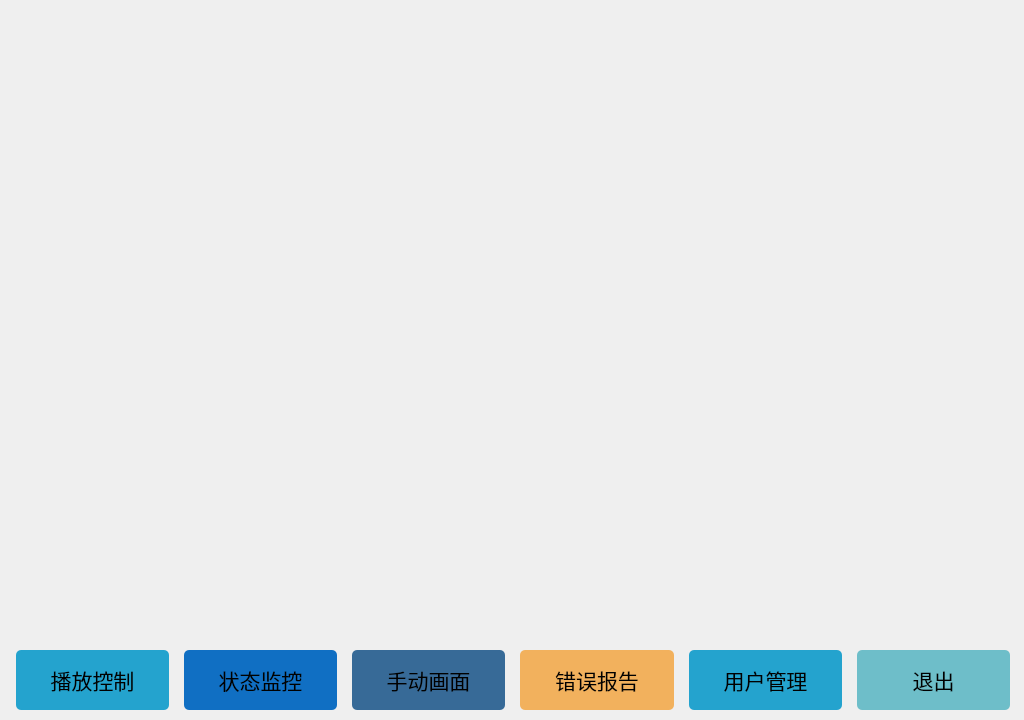
Old version of the form mainwindow.ui in the repository MT-REP/guizhouhuoxingche.
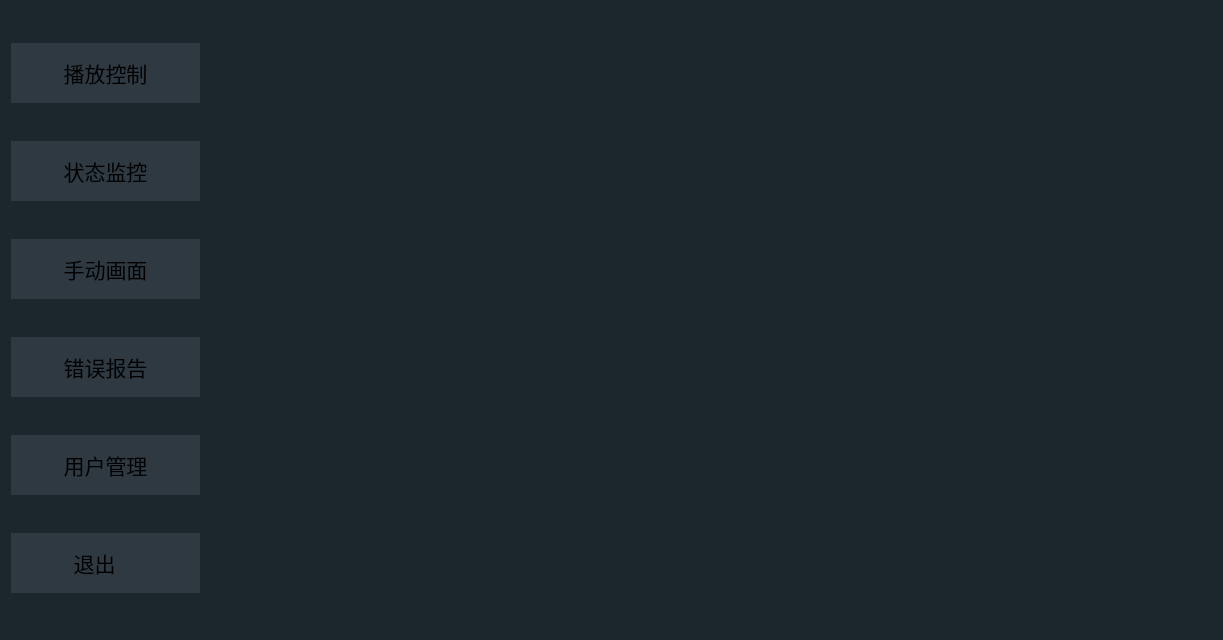
New version of the form. The open tabs and pages were chosen to show the change. Icons and pictures are not drawn.

Patch:
```diff
--- a/mainwindow.ui
+++ b/mainwindow.ui
@@ -9,44 +9,39 @@
    <rect>
     <x>0</x>
     <y>0</y>
-    <width>1024</width>
-    <height>720</height>
+    <width>1223</width>
+    <height>640</height>
    </rect>
   </property>
   <property name="minimumSize">
    <size>
     <width>1024</width>
-    <height>720</height>
+    <height>640</height>
    </size>
   </property>
   <property name="maximumSize">
    <size>
-    <width>1024</width>
-    <height>720</height>
+    <width>2000</width>
+    <height>640</height>
    </size>
   </property>
   <property name="windowTitle">
    <string>MainWindow</string>
   </property>
+  <property name="styleSheet">
+   <string notr="true">#MainWindow{background-color: rgb(28, 38,45);}
+</string>
+  </property>
   <widget class="QWidget" name="centralWidget">
-   <widget class="QWidget" name="layoutWidget">
-    <property name="geometry">
-     <rect>
-      <x>0</x>
-      <y>-10</y>
-      <width>1026</width>
-      <height>731</height>
-     </rect>
-    </property>
-    <layout class="QGridLayout" name="mainGridLayout">
-     <property name="bottomMargin">
-      <number>0</number>
-     </property>
-     <property name="verticalSpacing">
-      <number>1</number>
-     </property>
-     <item row="0" column="0">
       <widget class="QStackedWidget" name="m_stackwidget">
+    <property name="geometry">
+     <rect>
+      <x>200</x>
+      <y>0</y>
+      <width>1024</width>
+      <height>640</height>
+     </rect>
+    </property>
        <property name="minimumSize">
         <size>
          <width>1024</width>
@@ -73,26 +68,24 @@
        <widget class="QWidget" name="page"/>
        <widget class="QWidget" name="page_2"/>
       </widget>
-     </item>
-     <item row="1" column="0">
-      <layout class="QHBoxLayout" name="horizontalLayout">
-       <property name="spacing">
-        <number>15</number>
-       </property>
-       <property name="leftMargin">
-        <number>5</number>
-       </property>
+   <widget class="QWidget" name="layoutWidget">
+    <property name="geometry">
+     <rect>
+      <x>0</x>
+      <y>0</y>
+      <width>201</width>
+      <height>641</height>
+     </rect>
+    </property>
+    <layout class="QVBoxLayout" name="verticalLayout">
        <property name="rightMargin">
-        <number>5</number>
-       </property>
-       <property name="bottomMargin">
-        <number>5</number>
+      <number>1</number>
        </property>
        <item>
         <widget class="QPushButton" name="playButton">
          <property name="minimumSize">
           <size>
-           <width>105</width>
+         <width>106</width>
            <height>60</height>
           </size>
          </property>
@@ -104,10 +97,10 @@
          </property>
          <property name="styleSheet">
           <string notr="true">QPushButton{ 
-background-color: rgb(36, 163, 206);
-border-radius:5px;
+border-style:inset;
+background-color: rgb(46, 57,66);
 }
-QPushButton:hover{color: rgb(255,255,255);} QPushButton:pressed{padding-left:3px;padding-top:3px;}</string>
+QPushButton:hover{color: rgb(255,255,255);} </string>
          </property>
          <property name="text">
           <string>播放控制</string>
@@ -118,8 +111,8 @@
          </property>
          <property name="iconSize">
           <size>
-           <width>42</width>
-           <height>42</height>
+         <width>50</width>
+         <height>50</height>
           </size>
          </property>
         </widget>
@@ -128,7 +121,7 @@
         <widget class="QPushButton" name="stateButton">
          <property name="minimumSize">
           <size>
-           <width>105</width>
+         <width>106</width>
            <height>60</height>
           </size>
          </property>
@@ -140,10 +133,10 @@
          </property>
          <property name="styleSheet">
           <string notr="true">QPushButton{ 
-background-color: rgb(16, 111,195);
-border-radius:5px;
+border-style:inset;
+background-color: rgb(46, 57,66);
 }
-QPushButton:hover{color: rgb(255,255,255);} QPushButton:pressed{padding-left:3px;padding-top:3px;}</string>
+QPushButton:hover{color: rgb(255,255,255);} </string>
          </property>
          <property name="text">
           <string>状态监控</string>
@@ -154,8 +147,8 @@
          </property>
          <property name="iconSize">
           <size>
-           <width>42</width>
-           <height>42</height>
+         <width>50</width>
+         <height>50</height>
           </size>
          </property>
         </widget>
@@ -164,7 +157,7 @@
         <widget class="QPushButton" name="handButton">
          <property name="minimumSize">
           <size>
-           <width>105</width>
+         <width>106</width>
            <height>60</height>
           </size>
          </property>
@@ -176,10 +169,10 @@
          </property>
          <property name="styleSheet">
           <string notr="true">QPushButton{ 
-background-color: rgb(55, 106,151);
-border-radius:5px;
+border-style:inset;
+background-color: rgb(46, 57,66);
 }
-QPushButton:hover{color: rgb(255,255,255);} QPushButton:pressed{padding-left:3px;padding-top:3px;}</string>
+QPushButton:hover{color: rgb(255,255,255);} </string>
          </property>
          <property name="text">
           <string>手动画面</string>
@@ -190,8 +183,8 @@
          </property>
          <property name="iconSize">
           <size>
-           <width>46</width>
-           <height>46</height>
+         <width>50</width>
+         <height>50</height>
           </size>
          </property>
         </widget>
@@ -200,7 +193,7 @@
         <widget class="QPushButton" name="errorCheckButton">
          <property name="minimumSize">
           <size>
-           <width>105</width>
+         <width>106</width>
            <height>60</height>
           </size>
          </property>
@@ -212,10 +205,10 @@
          </property>
          <property name="styleSheet">
           <string notr="true">QPushButton{ 
-background-color: rgb(242, 177, 93);
-border-radius:5px;
+border-style:inset;
+background-color: rgb(46, 57,66);
 }
-QPushButton:hover{color: rgb(255,255,255);} QPushButton:pressed{padding-left:3px;padding-top:3px;}</string>
+QPushButton:hover{color: rgb(255,255,255);} </string>
          </property>
          <property name="text">
           <string>错误报告</string>
@@ -226,8 +219,8 @@
          </property>
          <property name="iconSize">
           <size>
-           <width>46</width>
-           <height>46</height>
+         <width>50</width>
+         <height>50</height>
           </size>
          </property>
         </widget>
@@ -236,7 +229,7 @@
         <widget class="QPushButton" name="userButton">
          <property name="minimumSize">
           <size>
-           <width>105</width>
+         <width>106</width>
            <height>60</height>
           </size>
          </property>
@@ -248,10 +241,10 @@
          </property>
          <property name="styleSheet">
           <string notr="true">QPushButton{ 
-background-color: rgb(36, 163, 206);
-border-radius:5px;
+border-style:inset;
+background-color: rgb(46, 57,66);
 }
-QPushButton:hover{color: rgb(255,255,255);} QPushButton:pressed{padding-left:3px;padding-top:3px;}</string>
+QPushButton:hover{color: rgb(255,255,255);} </string>
          </property>
          <property name="text">
           <string>用户管理</string>
@@ -262,8 +255,8 @@
          </property>
          <property name="iconSize">
           <size>
-           <width>42</width>
-           <height>42</height>
+         <width>50</width>
+         <height>50</height>
           </size>
          </property>
         </widget>
@@ -272,7 +265,7 @@
         <widget class="QPushButton" name="exitButton">
          <property name="minimumSize">
           <size>
-           <width>105</width>
+         <width>106</width>
            <height>60</height>
           </size>
          </property>
@@ -284,13 +277,13 @@
          </property>
          <property name="styleSheet">
           <string notr="true">QPushButton{ 
-background-color: rgb(110, 190, 201);
-border-radius:5px;
+border-style:inset;
+background-color: rgb(46, 57,66);
 }
-QPushButton:hover{color: rgb(255,255,255);} QPushButton:pressed{padding-left:3px;padding-top:3px;}</string>
+QPushButton:hover{color: rgb(255,255,255);} </string>
          </property>
          <property name="text">
-          <string>退出</string>
+        <string>退出    </string>
          </property>
          <property name="icon">
           <iconset resource="resources.qrc">
@@ -303,8 +296,6 @@
           </size>
          </property>
         </widget>
-       </item>
-      </layout>
      </item>
     </layout>
    </widget>
```
Left out of the diff: 14 changed lines with no effect on the pictures. Lines whose indentation alone changed are shown as unchanged.
